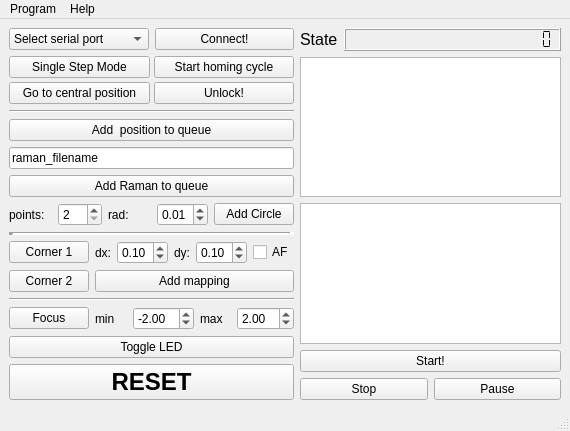
The window that design.ui (Trel725/RamanMechanize) describes before a commit, drawn with Qt 5.
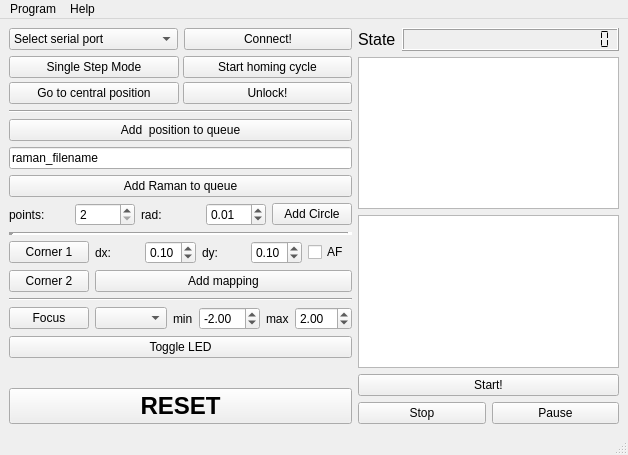
The same window after the commit.

Commit message: Added second AF mode

```diff
--- a/design.ui
+++ b/design.ui
@@ -7,7 +7,7 @@
     <x>0</x>
     <y>0</y>
     <width>559</width>
-    <height>429</height>
+    <height>455</height>
    </rect>
   </property>
   <property name="focusPolicy">
@@ -367,6 +367,19 @@
           </property>
          </widget>
         </item>
+        <item>
+         <widget class="QComboBox" name="focusModeBox">
+          <property name="editable">
+           <bool>false</bool>
+          </property>
+          <property name="currentText">
+           <string/>
+          </property>
+          <property name="currentIndex">
+           <number>-1</number>
+          </property>
+         </widget>
+        </item>
         <item>
          <widget class="QLabel" name="label_5">
           <property name="text">
```
The commit also changes 5 other files.
